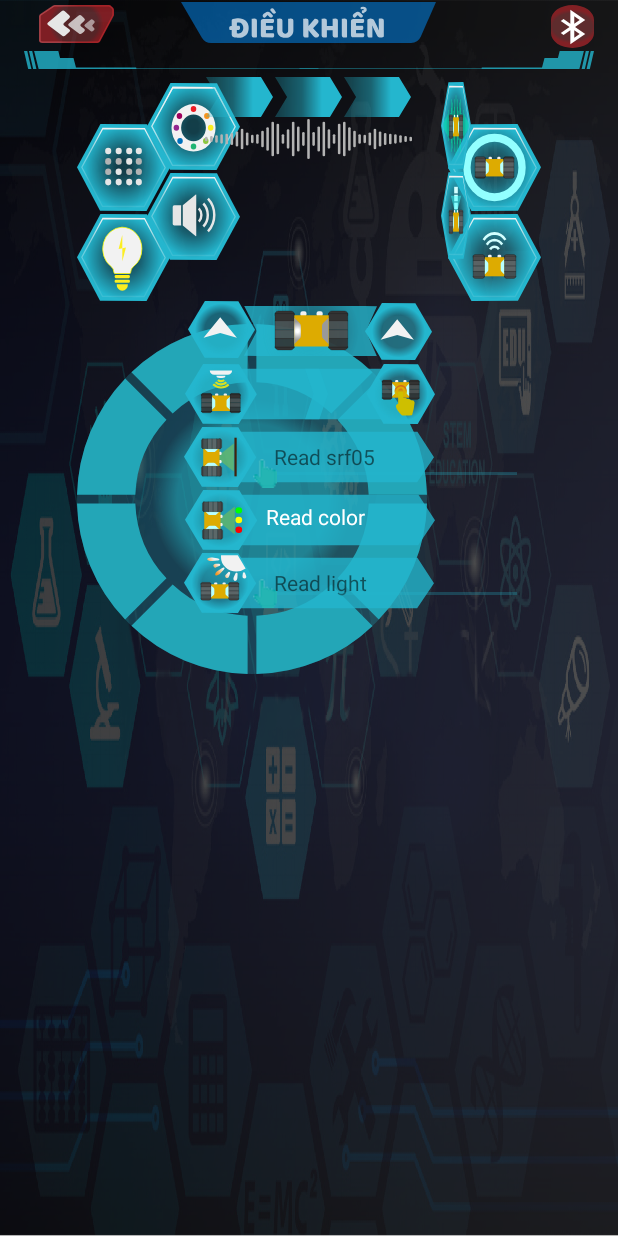
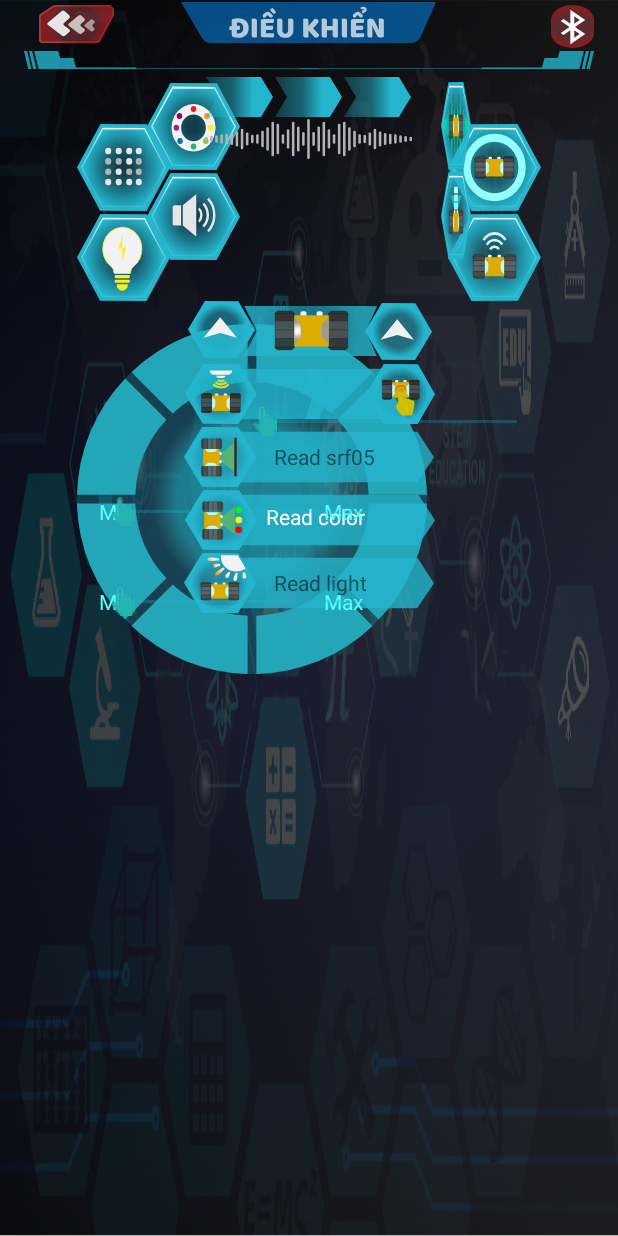
Before and after one commit to anhphuong1415/nap, an Android app: the layout activity_control.xml on its own in the app's theme, with its tools: preview values and no code run, on a phone screen of 412 x 824 dp. Run offline under Robolectric (Android 15) with nearby library versions, the phone set to English and light mode, and no system bars.

Commit message:
add seekbar to control seperate 2 motor

```diff
--- a/app/src/main/java/com/voblox/rangev1/drapdropTask/JavaInterface.java
+++ b/app/src/main/java/com/voblox/rangev1/drapdropTask/JavaInterface.java
@@ -198,7 +198,7 @@ public class JavaInterface {
     public long sendCmd(int action,int port, int module, int duration,
                         int dirMove, int additionModule, long [] value)
     {
-//        Toast.makeText(mView.getViewContext(), "Send cmd+++", Toast.LENGTH_LONG).show();
+//        Toast.makeText(mView.getViewContext(), Integer.toString(module) + Integer.toString(duration), Toast.LENGTH_LONG).show();
 //        Log.i("TAG","action:" + Integer.toString(action)  + " port:" + Integer.toString(port) +
 //                " module:" +Integer.toString(module) + " duration:" +Integer.toString(duration) +
 //                " value:" + Long.toHexString(value[0])  + " dirMove:" + Integer.toString(dirMove) +
@@ -208,6 +208,7 @@ public class JavaInterface {
         switch (module) {
             case define.SRF05:
                 handleReadSensor(define.SRF05);
+                Toast.makeText(mView.getViewContext(), "handle SRF05", Toast.LENGTH_LONG).show();
                 break;
             case define.LINE:
                 handleReadSensor(define.LINE);
@@ -228,9 +229,11 @@ public class JavaInterface {
                 break;
             case define.LED_RGB:
                 handleRGB(value[0], value[1], duration);
+                Toast.makeText(mView.getViewContext(), "handle rgb", Toast.LENGTH_LONG).show();
                 break;
             case define.BUZZER:
                 handle_buzzer((int)value[0], duration);
+                Toast.makeText(mView.getViewContext(), "handle buzzer", Toast.LENGTH_LONG).show();
                 break;
             case define.SOUND:
                 break;
--- a/app/src/main/res/layout/activity_control.xml
+++ b/app/src/main/res/layout/activity_control.xml
@@ -422,48 +422,117 @@
             android:layout_marginRight="0dp"
             android:layout_marginTop="5dp"
             android:layout_alignParentRight="true" >
-
+            <RelativeLayout
+                android:layout_width="wrap_content"
+                android:layout_height="wrap_content"
+                android:orientation ="vertical"
+                android:layout_marginRight="0dp"
+                android:layout_marginTop="5dp"
+                android:layout_alignParentRight="true" >
             <TextView
                 android:layout_width="180dp"
                 android:layout_height="100dp"
-                android:id="@+id/val_servo1"
+                android:id="@+id/val_servo"
                 android:layout_marginLeft="20dp"
-                android:layout_marginTop="70dp"
-                android:textColor="#58FFFF"
-                android:max = "360"
-                android:progress= "0"/>
+                android:layout_marginTop="30dp"
+                android:textColor="#58FFFF"/>
             <SeekBar
-                android:id="@+id/sbServo1"
+                android:id="@+id/sbServo"
                 android:layout_width="200dp"
                 android:layout_height="wrap_content"
-                android:layout_marginTop="100dp"
+                android:layout_marginTop="60dp"
                 android:layout_marginRight="35dp"
                 android:progressBackgroundTint="#24b6ce"
                 android:progressTint="#58FFFF"
                 android:max = "360"
                 android:progress= "0"
                 android:thumb="@drawable/point" />
+            </RelativeLayout>
+            <RelativeLayout
+                android:layout_width="wrap_content"
+                android:layout_height="wrap_content"
+                android:orientation ="vertical"
+                android:layout_marginRight="0dp"
+                android:layout_marginTop="5dp"
+                android:layout_alignParentRight="true" >
+                <TextView
+                    android:layout_width="180dp"
+                    android:layout_height="100dp"
+                    android:layout_marginLeft="0dp"
+                    android:layout_marginTop="120dp"
+                    android:textColor="#58FFFF"
+                    android:text="Min"/>
 
-            <TextView
-                android:layout_width="180dp"
-                android:layout_height="100dp"
-                android:id="@+id/val_servo2"
-                android:layout_marginLeft="20dp"
-                android:layout_marginTop="150dp"
-                android:textColor="#58FFFF"
-                android:max = "360"
-                android:progress= "0"/>
-            <SeekBar
-                android:id="@+id/sbServo2"
-                android:layout_width="200dp"
+                <TextView
+                    android:layout_width="180dp"
+                    android:layout_height="100dp"
+                    android:layout_marginLeft="150dp"
+                    android:layout_marginTop="120dp"
+                    android:textColor="#58FFFF"
+                    android:text="Max"/>
+
+                <TextView
+                    android:layout_width="180dp"
+                    android:layout_height="100dp"
+                    android:id="@+id/val_dc1"
+                    android:layout_marginLeft="20dp"
+                    android:layout_marginTop="90dp"
+                    android:textColor="#58FFFF"/>
+                <SeekBar
+                    android:id="@+id/sbDC1"
+                    android:layout_width="200dp"
+                    android:layout_height="wrap_content"
+                    android:layout_marginTop="120dp"
+                    android:layout_marginRight="35dp"
+                    android:progressBackgroundTint="#24b6ce"
+                    android:progressTint="#58FFFF"
+                    android:max = "255"
+                    android:progress= "0"
+                    android:thumb="@drawable/point" />
+            </RelativeLayout>
+            <RelativeLayout
+                android:layout_width="wrap_content"
                 android:layout_height="wrap_content"
-                android:layout_marginTop="180dp"
-                android:layout_marginRight="35dp"
-                android:progressBackgroundTint="#24b6ce"
-                android:progressTint="#58FFFF"
-                android:max = "360"
-                android:progress= "0"
-                android:thumb="@drawable/point" />
+                android:orientation ="vertical"
+                android:layout_marginRight="0dp"
+                android:layout_marginTop="5dp"
+                android:layout_alignParentRight="true" >
+
+                <TextView
+                    android:layout_width="180dp"
+                    android:layout_height="100dp"
+                    android:layout_marginLeft="0dp"
+                    android:layout_marginTop="180dp"
+                    android:textColor="#58FFFF"
+                    android:text="Min"/>
+
+                <TextView
+                    android:layout_width="180dp"
+                    android:layout_height="100dp"
+                    android:layout_marginLeft="150dp"
+                    android:layout_marginTop="180dp"
+                    android:textColor="#58FFFF"
+                    android:text="Max"/>
+
+                <TextView
+                    android:layout_width="180dp"
+                    android:layout_height="100dp"
+                    android:id="@+id/val_dc2"
+                    android:layout_marginLeft="20dp"
+                    android:layout_marginTop="150dp"
+                    android:textColor="#58FFFF"/>
+                <SeekBar
+                    android:id="@+id/sbDC2"
+                    android:layout_width="200dp"
+                    android:layout_height="wrap_content"
+                    android:layout_marginTop="180dp"
+                    android:layout_marginRight="35dp"
+                    android:progressBackgroundTint="#24b6ce"
+                    android:progressTint="#58FFFF"
+                    android:max = "255"
+                    android:progress= "0"
+                    android:thumb="@drawable/point" />
+            </RelativeLayout>
         </RelativeLayout>
     </RelativeLayout>
 </LinearLayout>
```
Also changed, not shown: app/src/main/java/com/voblox/rangev1/Main/play/Control.java (+30 -14 lines), app/src/main/java/com/voblox/rangev1/drapdropTask/DrapDropActivity.java (+4 -5 lines).
